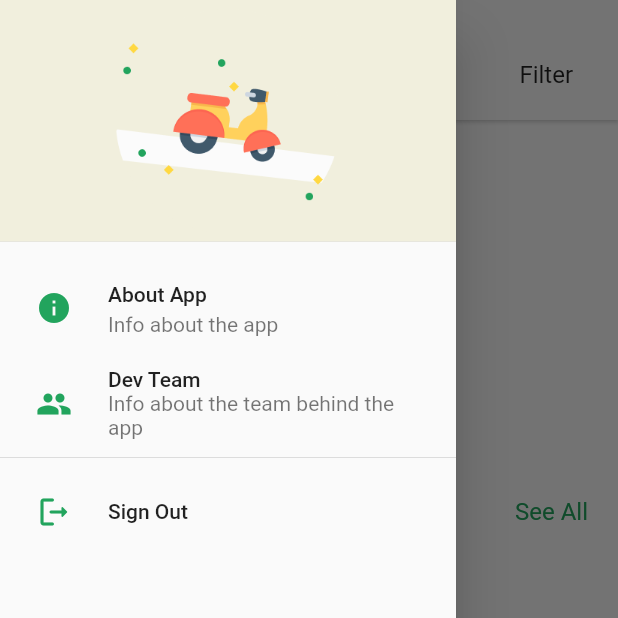
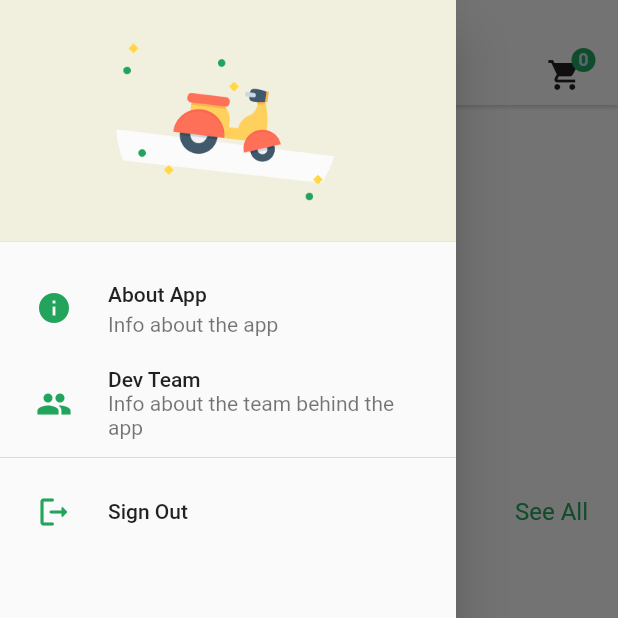
Before and after one commit to MoazSalem/iti_FlutterProject, a Flutter app: the homePage screen opened directly, with the side drawer open, on a phone screen of 412 x 824 dp, the top half of it. Run offline on Flutter 3.47's test engine with Material 2 defaults, Android fonts, the phone set to English and light mode, and no system bars; drawn by our look-alikes of carousel_slider; our stand-ins replace awesome_snackbar_content, cloud_firestore, firebase_auth, firebase_core, font_awesome_flutter, shared_preferences and 1 more; missing offline and left inert: material_color_generator; accounts and stored records are empty.

Commit message:
Completed more parts of the project

```diff
--- a/lib/Screens/Auth/signin_page.dart
+++ b/lib/Screens/Auth/signin_page.dart
@@ -31,7 +31,7 @@ class _SignInScreenState extends State<SignInScreen> {
       key: _formKey,
       child: Scaffold(
         appBar: appBar(
-            height: 80,
+            height: 70,
             context: context,
             mainWidget: titleWidget(context, "Sign in"),
             shadow: 0),
--- a/lib/Screens/NavBar/homePage.dart
+++ b/lib/Screens/NavBar/homePage.dart
@@ -28,22 +28,19 @@ class homePageState extends State<homePage> {
   var places = ["Alexandria", "Cairo", "Kafr El-Shaikh", "Mansoura", "Zagazig"];
 
   Widget appBarWidget() {
-    return SafeArea(
-      child: Padding(
-        padding: const EdgeInsets.only(top: 20),
+    return Padding(
+      padding: const EdgeInsets.only(top: 30, left: 15, right: 15),
+      child: Center(
         child: Row(
           mainAxisAlignment: MainAxisAlignment.spaceBetween,
           crossAxisAlignment: CrossAxisAlignment.center,
           children: [
-            Padding(
-              padding: const EdgeInsets.only(left: 10),
-              child: IconButton(
+            IconButton(
                 onPressed: () => scaffoldKey.currentState?.openDrawer(),
                 icon: const Icon(
                   FontAwesomeIcons.bars,
                   size: 18,
                 )),
-            ),
             Container(
               height: 80,
               child: Stack(
@@ -88,9 +85,21 @@ class homePageState extends State<homePage> {
                 ],
               ),
             ),
+            Stack(
+              alignment: Alignment.center,
+              children: [
+                Icon(Icons.shopping_cart),
                 Padding(
-              padding: EdgeInsets.only(right: 30),
-              child: Text("Filter", style: TextStyle(fontSize: 16)),
+                  padding: const EdgeInsets.only(left: 25, bottom: 20),
+                  child: CircleAvatar(
+                    radius: 8,
+                    backgroundColor: mainColor,
+                    child: Text("0",
+                        style:
+                            TextStyle(fontWeight: FontWeight.bold, fontSize: 12)),
+                  ),
+                )
+              ],
             ),
           ],
         ),
@@ -104,13 +113,13 @@ class homePageState extends State<homePage> {
       key: scaffoldKey,
       drawer: MyDrawer(),
       appBar: appBar(
-          context: context, mainWidget: appBarWidget(), height: 80, shadow: 1),
+          context: context, mainWidget: appBarWidget(), height: 70, shadow: 1),
       body: FutureBuilder(
           future: getListWidgets(),
           builder: (context, snapshot) => ListView(
                 children: [
                   const SizedBox(
-                    height: 10,
+                    height: 20,
                   ),
                   Stack(
                     children: [
@@ -180,8 +189,8 @@ class homePageState extends State<homePage> {
                         mainAxisAlignment: MainAxisAlignment.end,
                         crossAxisAlignment: CrossAxisAlignment.start,
                         children: [
-                          restaurantWidget(220, false),
-                          restaurantWidget(280, true),
+                          restaurantWidget(230, false),
+                          restaurantWidget(290, true),
                         ],
                       ),
                     ),
@@ -199,10 +208,14 @@ class homePageState extends State<homePage> {
 Widget restaurantWidget(double height, bool isTall) {
   return Flexible(
     child: ListView.builder(
-        reverse: isTall,
+        reverse: !isTall,
         shrinkWrap: true,
         physics: const NeverScrollableScrollPhysics(),
-        itemCount: restaurantList.length,
+        itemCount: isTall
+            ? restaurantList.length - 1 < 0
+                ? 0
+                : restaurantList.length - 1
+            : restaurantList.length,
         itemBuilder: (context, index) => Padding(
               padding: const EdgeInsets.only(top: 10),
               child: Center(
@@ -218,7 +231,7 @@ Widget restaurantWidget(double height, bool isTall) {
                           ClipRRect(
                             borderRadius: BorderRadius.circular(10),
                             child: Container(
-                              width: 160,
+                              width: 170,
                               height: height,
                               child: Image.network(
                                 isTall
@@ -261,7 +274,7 @@ Widget restaurantWidget(double height, bool isTall) {
                               ),
                             ),
                             height: height,
-                            width: 160,
+                            width: 170,
                             child: Column(
                               mainAxisAlignment: MainAxisAlignment.end,
                               crossAxisAlignment: CrossAxisAlignment.start,
```
Also changed, not shown: lib/Models/category.dart (added, +7 -0 lines), lib/Screens/NavBar/profilePage.dart (+25 -13 lines), lib/Screens/NavBar/searchPage.dart (+50 -1 lines), lib/Widgets/appBar.dart (+21 -6 lines), lib/Widgets/category_item.dart (added, +28 -0 lines), lib/app_data.dart (added, +28 -0 lines). Lines whose indentation alone changed are shown as unchanged.
